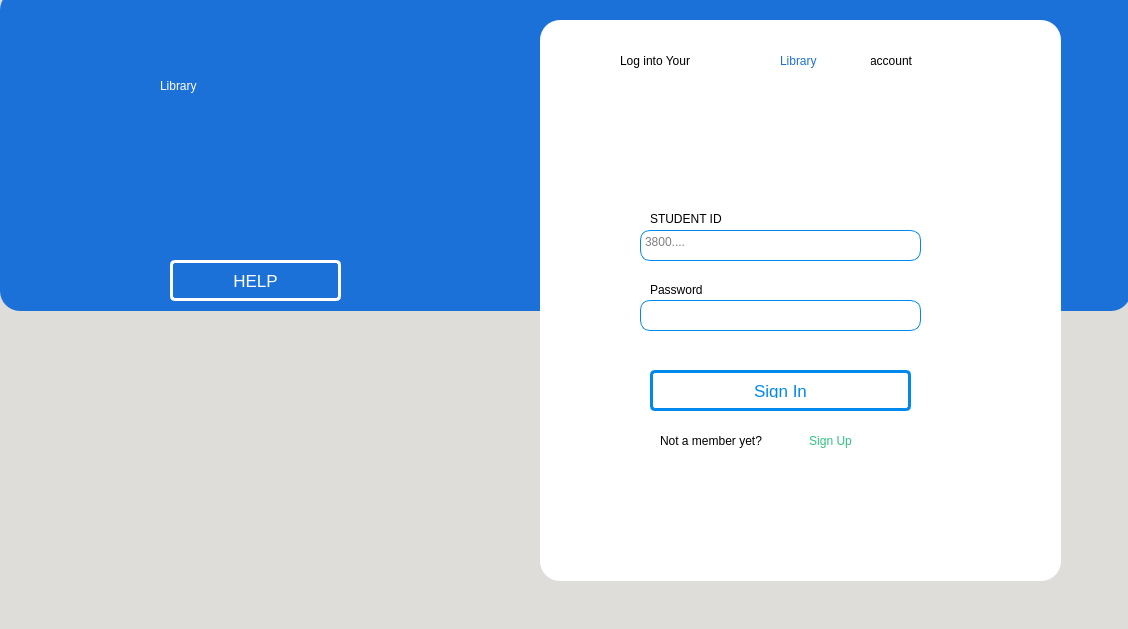
First picture: the form in Library Management/Windows_Ui/Assets/Ui/Login.ui, repository mohammedyazid/Library, before the edit.
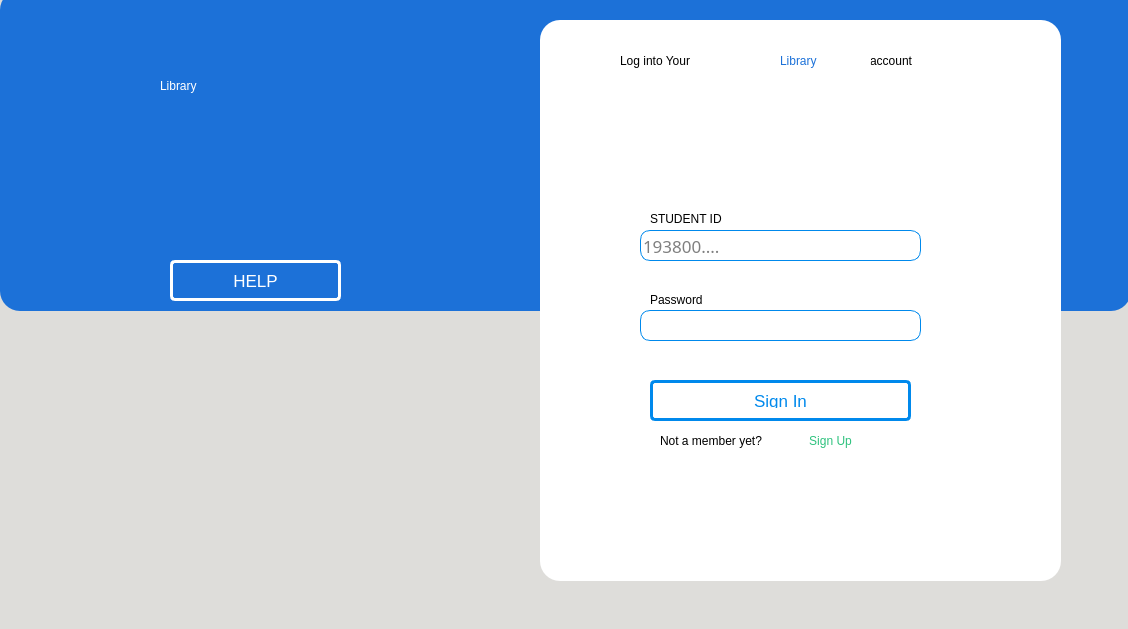
Second picture: the form after the edit. Icons and pictures are not drawn.

Patch:
```diff
--- a/Library Management/Windows_Ui/Assets/Ui/Login.ui
+++ b/Library Management/Windows_Ui/Assets/Ui/Login.ui
@@ -214,77 +214,11 @@
       <string>STUDENT ID</string>
      </property>
     </widget>
-    <widget class="QTextEdit" name="lg_idin">
-     <property name="geometry">
-      <rect>
-       <x>100</x>
-       <y>210</y>
-       <width>281</width>
-       <height>31</height>
-      </rect>
-     </property>
-     <property name="styleSheet">
-      <string notr="true">background-color: white;
-border-style: solid;
-border-width: 1px;
-border-color:rgb(0, 137, 236);
-border-radius: 10px;
-font: 75 14pt &quot;Ubuntu Mono&quot;;
-
-</string>
-     </property>
-     <property name="verticalScrollBarPolicy">
-      <enum>Qt::ScrollBarAlwaysOff</enum>
-     </property>
-     <property name="html">
-      <string>&lt;!DOCTYPE HTML PUBLIC &quot;-//W3C//DTD HTML 4.0//EN&quot; &quot;http://www.w3.org/TR/REC-html40/strict.dtd&quot;&gt;
-&lt;html&gt;&lt;head&gt;&lt;meta name=&quot;qrichtext&quot; content=&quot;1&quot; /&gt;&lt;style type=&quot;text/css&quot;&gt;
-p, li { white-space: pre-wrap; }
-&lt;/style&gt;&lt;/head&gt;&lt;body style=&quot; font-family:'Ubuntu Mono'; font-size:14pt; font-weight:72; font-style:normal;&quot;&gt;
-&lt;p style=&quot;-qt-paragraph-type:empty; margin-top:0px; margin-bottom:0px; margin-left:0px; margin-right:0px; -qt-block-indent:0; text-indent:0px; font-family:'Ubuntu'; font-size:11pt; font-weight:400;&quot;&gt;&lt;br /&gt;&lt;/p&gt;&lt;/body&gt;&lt;/html&gt;</string>
-     </property>
-     <property name="placeholderText">
-      <string>3800....</string>
-     </property>
-    </widget>
-    <widget class="QTextEdit" name="lg_passin">
-     <property name="geometry">
-      <rect>
-       <x>100</x>
-       <y>280</y>
-       <width>281</width>
-       <height>31</height>
-      </rect>
-     </property>
-     <property name="styleSheet">
-      <string notr="true">background-color: white;
-border-style: solid;
-border-width: 1px;
-border-color:rgb(0, 137, 236);
-border-radius: 10px;
-font: 75 14pt &quot;Ubuntu Mono&quot;;
-
-</string>
-     </property>
-     <property name="verticalScrollBarPolicy">
-      <enum>Qt::ScrollBarAlwaysOff</enum>
-     </property>
-     <property name="html">
-      <string>&lt;!DOCTYPE HTML PUBLIC &quot;-//W3C//DTD HTML 4.0//EN&quot; &quot;http://www.w3.org/TR/REC-html40/strict.dtd&quot;&gt;
-&lt;html&gt;&lt;head&gt;&lt;meta name=&quot;qrichtext&quot; content=&quot;1&quot; /&gt;&lt;style type=&quot;text/css&quot;&gt;
-p, li { white-space: pre-wrap; }
-&lt;/style&gt;&lt;/head&gt;&lt;body style=&quot; font-family:'Ubuntu Mono'; font-size:14pt; font-weight:72; font-style:normal;&quot;&gt;
-&lt;p style=&quot;-qt-paragraph-type:empty; margin-top:0px; margin-bottom:0px; margin-left:0px; margin-right:0px; -qt-block-indent:0; text-indent:0px; font-family:'Ubuntu'; font-size:11pt; font-weight:400;&quot;&gt;&lt;br /&gt;&lt;/p&gt;&lt;/body&gt;&lt;/html&gt;</string>
-     </property>
-     <property name="placeholderText">
-      <string/>
-     </property>
-    </widget>
     <widget class="QLabel" name="label6">
      <property name="geometry">
       <rect>
        <x>110</x>
-       <y>260</y>
+       <y>270</y>
        <width>111</width>
        <height>20</height>
       </rect>
@@ -300,7 +234,7 @@
      <property name="geometry">
       <rect>
        <x>110</x>
-       <y>350</y>
+       <y>360</y>
        <width>261</width>
        <height>41</height>
       </rect>
@@ -424,24 +358,138 @@
       </size>
      </property>
     </widget>
-    <widget class="QLabel" name="lg_error">
+    <widget class="QLineEdit" name="lg_idin">
      <property name="geometry">
       <rect>
-       <x>110</x>
-       <y>320</y>
-       <width>241</width>
-       <height>20</height>
+       <x>100</x>
+       <y>210</y>
+       <width>281</width>
+       <height>31</height>
       </rect>
      </property>
+     <property name="font">
+      <font>
+       <family>Ubuntu Mono</family>
+       <pointsize>13</pointsize>
+       <weight>9</weight>
+       <italic>false</italic>
+       <bold>false</bold>
+      </font>
+     </property>
      <property name="styleSheet">
-      <string notr="true">color: rgb(224, 27, 36);
-background-color: rgba(28, 113, 216, 0);</string>
+      <string notr="true">background-color: white;
+border-style: solid;
+border-width: 1px;
+border-color:rgb(0, 137, 236);
+border-radius: 10px;
+font: 75 13pt &quot;Ubuntu Mono&quot;;
+
+
+</string>
      </property>
-     <property name="text">
+     <property name="maxLength">
+      <number>10</number>
+     </property>
+     <property name="echoMode">
+      <enum>QLineEdit::Normal</enum>
+     </property>
+     <property name="dragEnabled">
+      <bool>true</bool>
+     </property>
+     <property name="placeholderText">
+      <string>193800....</string>
+     </property>
+     <property name="cursorMoveStyle">
+      <enum>Qt::LogicalMoveStyle</enum>
+     </property>
+     <property name="clearButtonEnabled">
+      <bool>true</bool>
+     </property>
+    </widget>
+    <widget class="QLineEdit" name="lg_passin">
+     <property name="geometry">
+      <rect>
+       <x>100</x>
+       <y>290</y>
+       <width>281</width>
+       <height>31</height>
+      </rect>
+     </property>
+     <property name="font">
+      <font>
+       <family>Ubuntu Mono</family>
+       <pointsize>13</pointsize>
+       <weight>9</weight>
+       <italic>false</italic>
+       <bold>false</bold>
+      </font>
+     </property>
+     <property name="styleSheet">
+      <string notr="true">background-color: white;
+border-style: solid;
+border-width: 1px;
+border-color:rgb(0, 137, 236);
+border-radius: 10px;
+font: 75 13pt &quot;Ubuntu Mono&quot;;
+
+
+</string>
+     </property>
+     <property name="maxLength">
+      <number>2000</number>
+     </property>
+     <property name="echoMode">
+      <enum>QLineEdit::Password</enum>
+     </property>
+     <property name="dragEnabled">
+      <bool>true</bool>
+     </property>
+     <property name="placeholderText">
       <string/>
      </property>
+     <property name="cursorMoveStyle">
+      <enum>Qt::LogicalMoveStyle</enum>
+     </property>
+     <property name="clearButtonEnabled">
+      <bool>true</bool>
+     </property>
     </widget>
    </widget>
+   <widget class="QLabel" name="lg_error">
+    <property name="geometry">
+     <rect>
+      <x>620</x>
+      <y>350</y>
+      <width>321</width>
+      <height>20</height>
+     </rect>
+    </property>
+    <property name="font">
+     <font>
+      <weight>75</weight>
+      <italic>false</italic>
+      <bold>true</bold>
+      <underline>false</underline>
+      <strikeout>false</strikeout>
+     </font>
+    </property>
+    <property name="styleSheet">
+     <string notr="true">color: rgb(224, 27, 36);
+background-color: rgba(42, 41, 41, 0);</string>
+    </property>
+    <property name="text">
+     <string/>
+    </property>
+    <property name="textFormat">
+     <enum>Qt::AutoText</enum>
+    </property>
+    <property name="alignment">
+     <set>Qt::AlignCenter</set>
+    </property>
+    <property name="wordWrap">
+     <bool>false</bool>
+    </property>
+   </widget>
   </widget>
   <widget class="QMenuBar" name="menubar">
    <property name="geometry">
```
